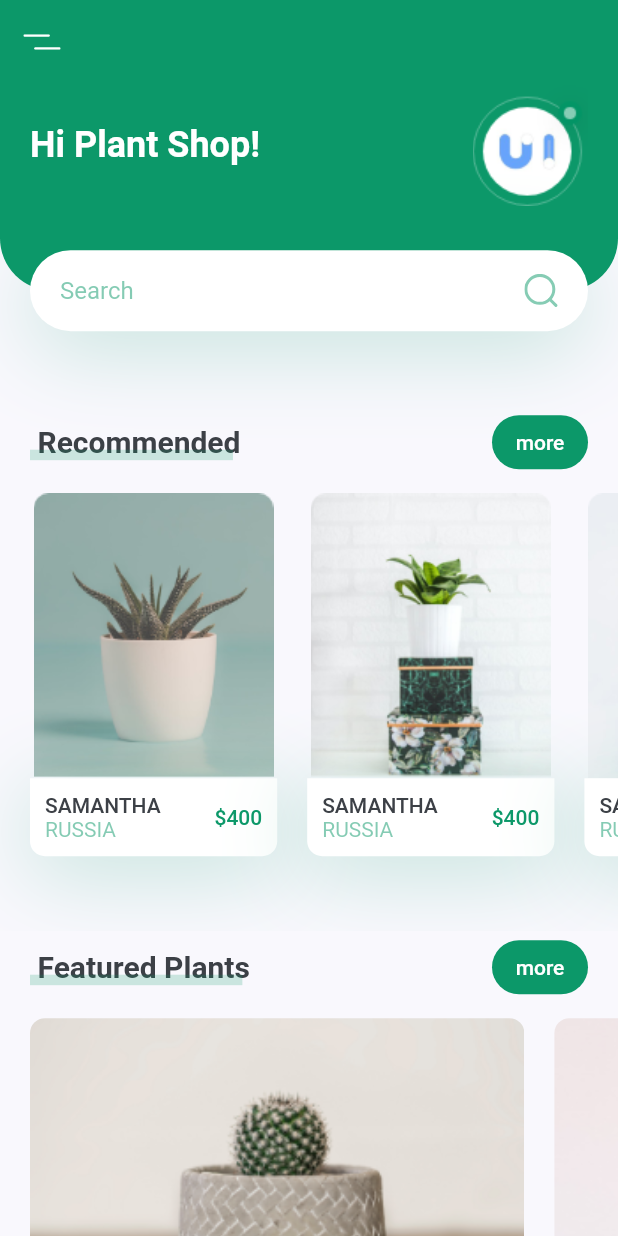
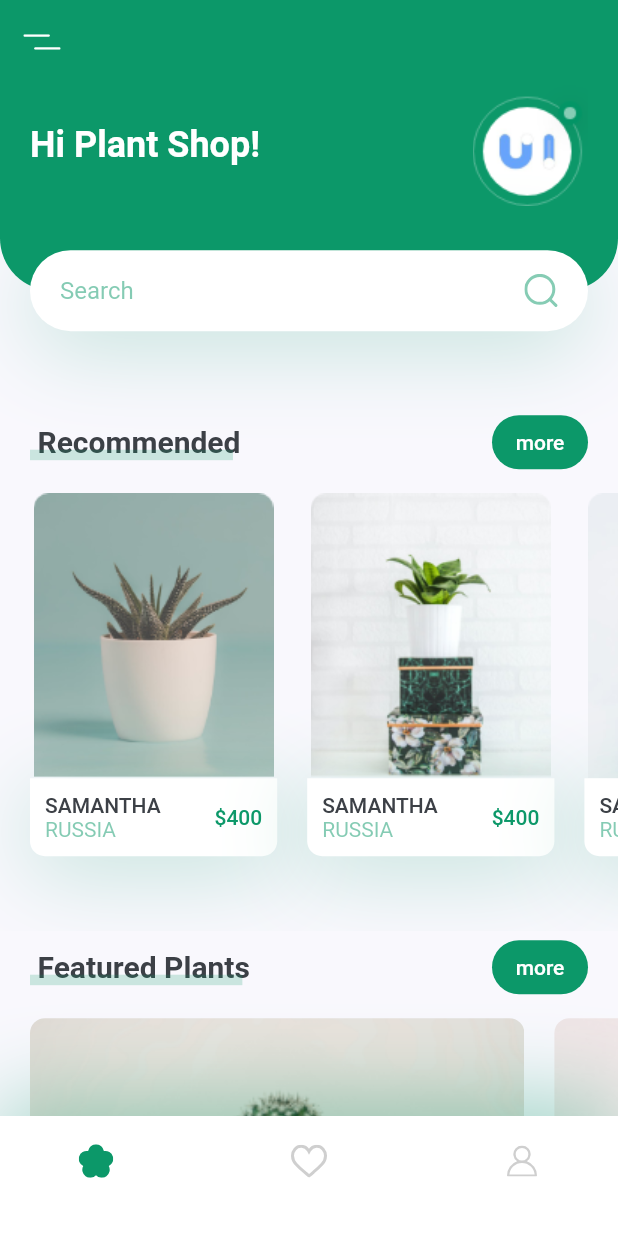
Before and after one commit to Kiet-Pham-Vo-Anh/Plant_App_UI, a Flutter app: the screen it shows after launch, on a phone screen of 412 x 824 dp. Run offline on Flutter 3.47's test engine with Material 2 defaults, Android fonts, the phone set to English and light mode, and no system bars; our stand-ins replace flutter_svg.

Commit message:
Bottom Nav Bar

```diff
--- /dev/null
+++ b/lib/components/my_bottom_nav_bar.dart
@@ -0,0 +1,49 @@
+import 'package:flutter/material.dart';
+import 'package:flutter_svg/svg.dart';
+
+import '../constants.dart';
+
+class MyBottomNavBar extends StatelessWidget {
+  const MyBottomNavBar({
+    Key? key,
+  }) : super(key: key);
+
+  @override
+  Widget build(BuildContext context) {
+    return Container(
+      padding: const EdgeInsets.only(
+        left: kDefaultPadding * 2,
+        right: kDefaultPadding * 2,
+        bottom: kDefaultPadding,
+      ),
+      height: 80,
+      decoration: BoxDecoration(
+        color: Colors.white,
+        boxShadow: [
+          BoxShadow(
+            offset: Offset(0, -10),
+            blurRadius: 50,
+            color: kPrimaryColor.withOpacity(0.38),
+          ),
+        ],
+      ),
+      child: Row(
+        mainAxisAlignment: MainAxisAlignment.spaceBetween,
+        children: <Widget>[
+          IconButton(
+            icon: SvgPicture.asset("assets/icons/flower.svg"),
+            onPressed: () {},
+          ),
+          IconButton(
+            icon: SvgPicture.asset("assets/icons/heart-icon.svg"),
+            onPressed: () {},
+          ),
+          IconButton(
+            icon: SvgPicture.asset("assets/icons/user-icon.svg"),
+            onPressed: () {},
+          ),
+        ],
+      ),
+    );
+  }
+}
--- a/lib/screens/home/home_screen.dart
+++ b/lib/screens/home/home_screen.dart
@@ -2,6 +2,8 @@ import 'package:flutter/material.dart';
 import 'package:flutter_svg/svg.dart';
 import 'package:plant_app/constants.dart';
 import 'package:plant_app/screens/home/components/body.dart';
+
+import '../../components/my_bottom_nav_bar.dart';
 
 class HomeScreen extends StatelessWidget {
   const HomeScreen({super.key});
@@ -11,6 +13,7 @@ class HomeScreen extends StatelessWidget {
     return Scaffold(
       appBar: buildAppBar(),
       body: Body(),
+      bottomNavigationBar: MyBottomNavBar(),
     );
   }
 
```
